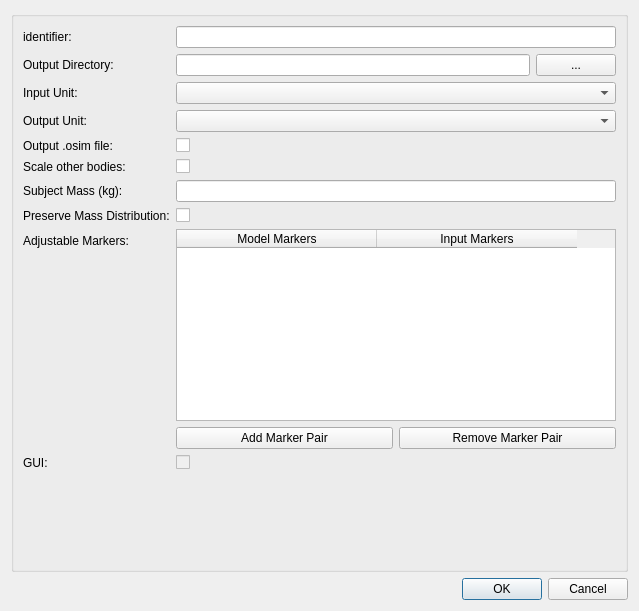
The window that mapclientplugins/fieldworkgait2392geomstep/qt/configuredialog.ui (mapclient-plugins/fieldworkgait2392geomstep) describes before a commit, drawn with Qt 5.
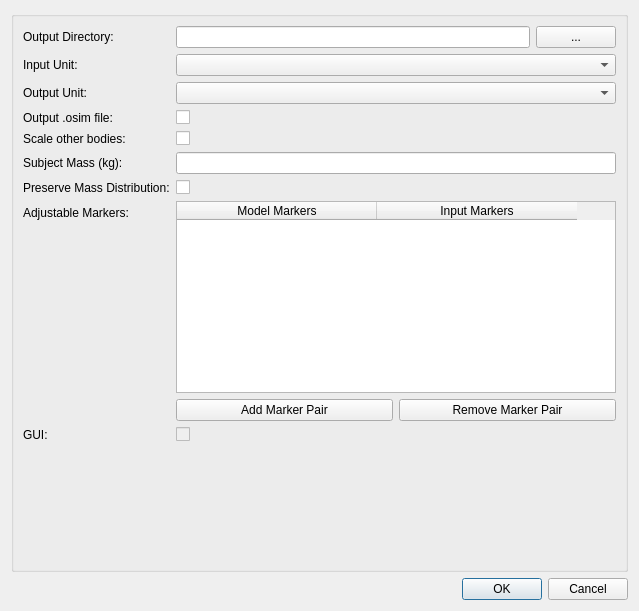
The same window after the commit.

Commit message:
Remove "identifier" attribute from GeomStep configuration.
Identifiers are now automatically generated by the MAP Client.

Diff of the .ui file:
```diff
--- a/mapclientplugins/fieldworkgait2392geomstep/qt/configuredialog.ui
+++ b/mapclientplugins/fieldworkgait2392geomstep/qt/configuredialog.ui
@@ -24,23 +24,13 @@
        <enum>QFormLayout::AllNonFixedFieldsGrow</enum>
       </property>
       <item row="0" column="0">
-       <widget class="QLabel" name="label0">
-        <property name="text">
-         <string>identifier:  </string>
-        </property>
-       </widget>
-      </item>
-      <item row="0" column="1">
-       <widget class="QLineEdit" name="lineEdit_id"/>
-      </item>
-      <item row="1" column="0">
        <widget class="QLabel" name="label">
         <property name="text">
          <string>Output Directory:</string>
         </property>
        </widget>
       </item>
-      <item row="1" column="1">
+      <item row="0" column="1">
        <layout class="QHBoxLayout" name="horizontalLayout">
         <item>
          <widget class="QLineEdit" name="lineEdit_osim_output_dir"/>
@@ -54,103 +44,86 @@
         </item>
        </layout>
       </item>
-      <item row="2" column="0">
+      <item row="1" column="0">
        <widget class="QLabel" name="label_2">
         <property name="text">
          <string>Input Unit:</string>
         </property>
        </widget>
       </item>
-      <item row="2" column="1">
+      <item row="1" column="1">
        <widget class="QComboBox" name="comboBox_in_unit"/>
       </item>
-      <item row="3" column="0">
+      <item row="2" column="0">
        <widget class="QLabel" name="label_4">
         <property name="text">
          <string>Output Unit:</string>
         </property>
        </widget>
       </item>
-      <item row="3" column="1">
+      <item row="2" column="1">
        <widget class="QComboBox" name="comboBox_out_unit"/>
       </item>
-      <item row="4" column="0">
+      <item row="3" column="0">
        <widget class="QLabel" name="label_10">
         <property name="text">
          <string>Output .osim file:</string>
         </property>
        </widget>
       </item>
-      <item row="4" column="1">
+      <item row="3" column="1">
        <widget class="QCheckBox" name="checkBox_write_osim_file">
         <property name="text">
          <string/>
         </property>
        </widget>
       </item>
-      <item row="5" column="0">
+      <item row="4" column="0">
        <widget class="QLabel" name="label_3">
         <property name="text">
          <string>Scale other bodies:</string>
         </property>
        </widget>
       </item>
-      <item row="5" column="1">
+      <item row="4" column="1">
        <widget class="QCheckBox" name="checkBox_scale_other_bodies">
         <property name="text">
          <string/>
         </property>
        </widget>
       </item>
-      <item row="9" column="0">
-       <widget class="QLabel" name="label_11">
-        <property name="text">
-         <string>GUI:</string>
-        </property>
-       </widget>
-      </item>
-      <item row="9" column="1">
-       <widget class="QCheckBox" name="checkBox_GUI">
-        <property name="enabled">
-         <bool>false</bool>
-        </property>
-        <property name="text">
-         <string/>
-        </property>
-       </widget>
-      </item>
-      <item row="6" column="0">
+      <item row="5" column="0">
        <widget class="QLabel" name="label_5">
         <property name="text">
          <string>Subject Mass (kg):</string>
         </property>
        </widget>
       </item>
-      <item row="6" column="1">
+      <item row="5" column="1">
        <widget class="QLineEdit" name="lineEdit_subject_mass"/>
       </item>
-      <item row="7" column="0">
+      <item row="6" column="0">
        <widget class="QLabel" name="label_6">
         <property name="text">
          <string>Preserve Mass Distribution:</string>
         </property>
        </widget>
       </item>
-      <item row="7" column="1">
+      <item row="6" column="1">
        <widget class="QCheckBox" name="checkBox_preserve_mass_dist">
         <property name="text">
          <string/>
         </property>
        </widget>
       </item>
-      <item row="8" column="0">
+      <item row="7" column="0">
        <widget class="QLabel" name="label_7">
         <property name="text">
          <string>Adjustable Markers:</string>
         </property>
        </widget>
       </item>
-      <item row="8" column="1">
+      <item row="7" column="1">
        <layout class="QVBoxLayout" name="verticalLayout">
         <item>
          <widget class="QTableWidget" name="tableWidgetLandmarks">
@@ -198,6 +171,23 @@
         </item>
        </layout>
       </item>
+      <item row="8" column="0">
+       <widget class="QLabel" name="label_11">
+        <property name="text">
+         <string>GUI:</string>
+        </property>
+       </widget>
+      </item>
+      <item row="8" column="1">
+       <widget class="QCheckBox" name="checkBox_GUI">
+        <property name="enabled">
+         <bool>false</bool>
+        </property>
+        <property name="text">
+         <string/>
+        </property>
+       </widget>
+      </item>
      </layout>
     </widget>
    </item>
```
Left out of the diff: 7 changed lines with no effect on the pictures. The commit also changes 3 other files.
